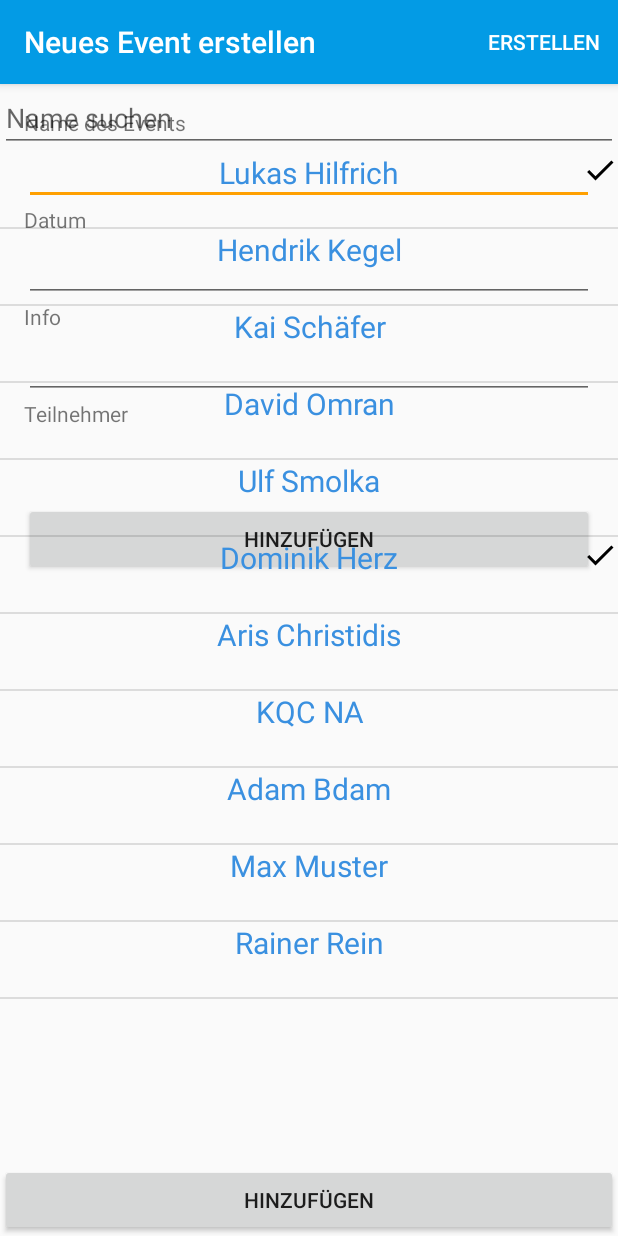
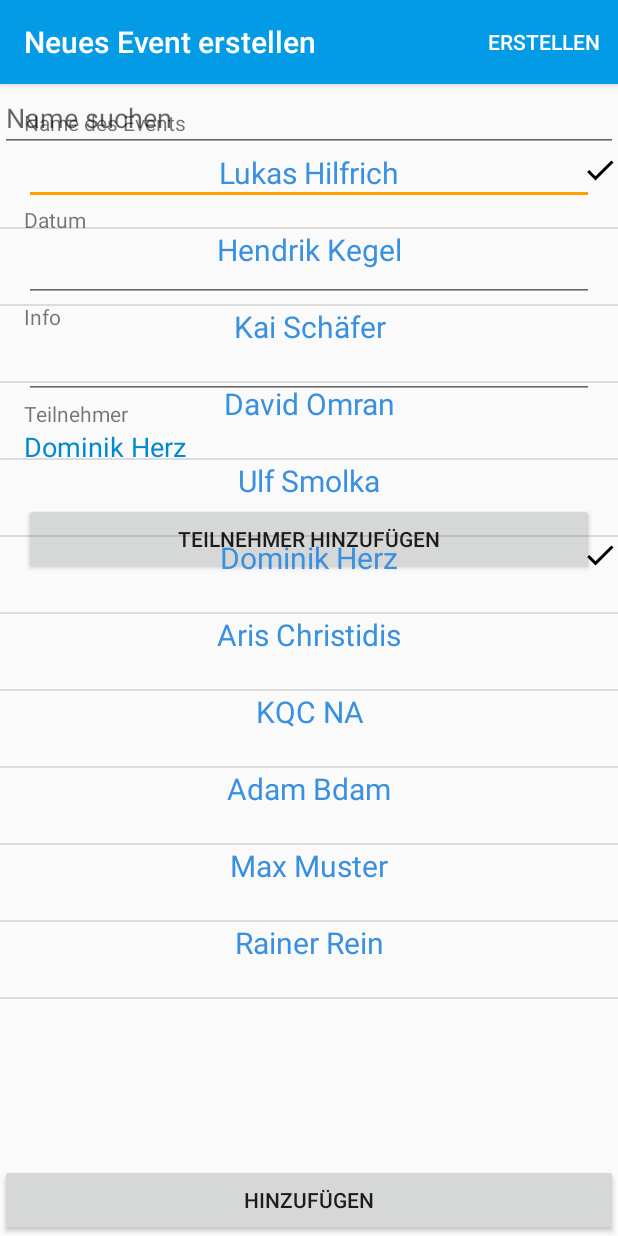
Before and after one commit to K4iM4k3r/apa-group-expsenses, an Android app: the fragment UserListFragmentDialog placed in its activity, after a tap on an icon or button, on a phone screen of 412 x 824 dp. Run offline under Robolectric (Android 15) with nearby library versions, the phone set to English and light mode, and no system bars; our stand-ins replace CircleImageView, Firebase (no records; nobody signed in at launch, a user with empty details on screens opened directly); 1 statement that could not run was skipped; 2 other taps on this screen came first.

Commit message:
fix selection of users in UserListFragmentDialog

```diff
--- a/app/src/main/java/de/thm/ap/groupexpenses/fragment/UserListFragmentDialog.java
+++ b/app/src/main/java/de/thm/ap/groupexpenses/fragment/UserListFragmentDialog.java
@@ -34,6 +34,14 @@
     ArrayList<User> usersInContactList;
     ArrayList<User> selectedUsers;
 
+    public static UserListFragmentDialog newInstance(ArrayList<User> selectedUsers) {
+        UserListFragmentDialog f = new UserListFragmentDialog();
+        Bundle args = new Bundle();
+        args.putSerializable("selectedUsers", selectedUsers);
+        f.setArguments(args);
+        return f;
+    }
+
     @Override
     public View onCreateView(LayoutInflater inflater, ViewGroup container, Bundle savedInstanceState) {
         if(view == null) {
@@ -46,7 +54,11 @@
         userListView = view.findViewById(R.id.fragment_user_list_listView);
         addBtn = view.findViewById(R.id.fragment_user_list_btn);
 
-        selectedUsers = new ArrayList<>();
+        selectedUsers = (ArrayList<User>) getArguments().getSerializable("selectedUsers");
+        if(selectedUsers == null)
+            selectedUsers = new ArrayList<>();
+
+
         usersInContactList = new ArrayList<>();
 
         usersInContactList.add(new User(1, "Lukas", "Hilfrich", "l.hilfrich@gmx.de"));
@@ -67,10 +79,15 @@
         userListView.setOnItemClickListener((parent, view, position, id) -> {
             User selectedUser = (User) userListView.getItemAtPosition(position);
 
-            if(selectedUsers.contains(selectedUser))
-                selectedUsers.remove(selectedUser);
-            else
-                selectedUsers.add(selectedUser);
+            boolean userFound = false;
+            for(int idx = 0; idx < selectedUsers.size(); ++idx){
+                if(selectedUser.getId() == selectedUsers.get(idx).getId()){
+                    selectedUsers.remove(idx);
+                    userFound = true;
+                    break;
+                }
+            }
+            if(!userFound)selectedUsers.add(selectedUser);
 
             userArrayAdapter.notifyDataSetChanged();
         });
@@ -101,6 +118,7 @@
         private Context mContext;
         private List<User> usersList;
         private Filter filter;
+        private boolean userFound;
 
         public UserArrayAdapter(@NonNull Context context, ArrayList<User> list) {
             super(context, 0, list);
@@ -120,10 +138,15 @@
 
             ImageView image = listItem.findViewById(R.id.fragment_user_list_row_image_tick);
 
-            if(selectedUsers.contains(currentUser))
-                image.setVisibility(View.VISIBLE);
-            else
-                image.setVisibility(View.INVISIBLE);
+            userFound = false;
+            for(int idx = 0; idx < selectedUsers.size(); ++idx){
+                if(currentUser.getId() == selectedUsers.get(idx).getId()){
+                    userFound = true;
+                    break;
+                }
+            }
+            if(userFound)image.setVisibility(View.VISIBLE);
+            else image.setVisibility(View.INVISIBLE);
 
             TextView name = listItem.findViewById(R.id.fragment_user_list_row_name);
             name.setText(currentUser.toString());
--- a/app/src/main/java/de/thm/ap/groupexpenses/view/EventFormActivity.java
+++ b/app/src/main/java/de/thm/ap/groupexpenses/view/EventFormActivity.java
@@ -44,7 +44,7 @@
         eventUsersTextView = findViewById(R.id.event_form_users_textView);
 
         addMembersBtn.setOnClickListener(v -> {
-            UserListFragmentDialog dialog = new UserListFragmentDialog();
+            UserListFragmentDialog dialog = UserListFragmentDialog.newInstance(eventUsersList);
             dialog.show(getFragmentManager(), "test");
         });
 
--- a/app/src/main/res/values/strings.xml
+++ b/app/src/main/res/values/strings.xml
@@ -5,7 +5,7 @@
     <string name="event_form_name">Name des Events</string>
     <string name="event_form_date">Datum</string>
     <string name="add">Hinzufügen</string>
-    <string name="event_form_add_members">Hinzufügen</string>
+    <string name="event_form_add_members">Teilnehmer hinzufügen</string>
     <string name="search_name_hint">Name suchen</string>
     <string name="info">Info</string>
     <string name="you">Dir</string>
```
